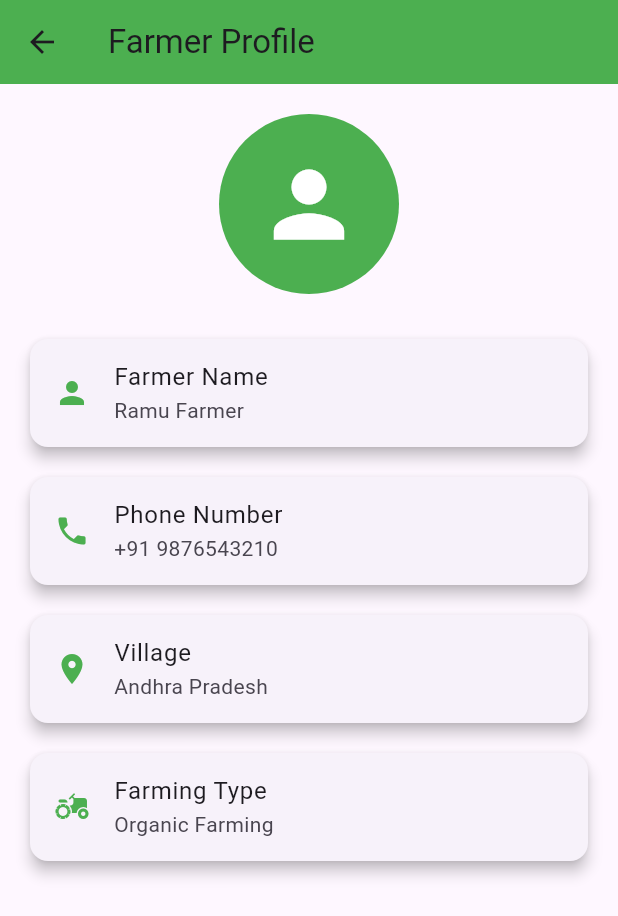
After one commit to Radhakumari718/Krishi-Mitra, a Flutter app: the FarmerDashboard screen opened directly, after a tap on the "person" icon, on a phone screen of 412 x 824 dp. The commit adds this screen. Shown: the top 916 px of the screen. Run offline on Flutter 3.47's test engine with Material 3 defaults, Android fonts, the phone set to English and light mode, and no system bars.

Commit message:
Added profile screen and updated dashboard

```diff
--- a/frontend/lib/screens/farmer_dashboard.dart
+++ b/frontend/lib/screens/farmer_dashboard.dart
@@ -4,6 +4,7 @@ import 'weather_screen.dart';
 import 'marketplace_screen.dart';
 import 'chatbot_screen.dart';
 import 'crop_recommendation_screen.dart';
+import 'profile_screen.dart';
 
 class FarmerDashboard extends StatelessWidget {
   const FarmerDashboard({super.key});
@@ -20,6 +21,24 @@ class FarmerDashboard extends StatelessWidget {
         actions: [
 
           IconButton(
+
+            icon: const Icon(Icons.person),
+
+            onPressed: () {
+
+              Navigator.push(
+                context,
+
+                MaterialPageRoute(
+                  builder: (context) =>
+                      const ProfileScreen(),
+                ),
+              );
+
+            },
+          ),
+
+          IconButton(
             icon: const Icon(Icons.logout),
 
             onPressed: () {
@@ -27,7 +46,8 @@ class FarmerDashboard extends StatelessWidget {
               Navigator.pushReplacement(
                 context,
                 MaterialPageRoute(
-                  builder: (context) => const LoginScreen(),
+                  builder: (context) =>
+                      const LoginScreen(),
                 ),
               );
 
@@ -167,7 +187,10 @@ class FarmerDashboard extends StatelessWidget {
     );
   }
 
-  Widget dashboardCard(IconData icon, String title) {
+  Widget dashboardCard(
+    IconData icon,
+    String title,
+  ) {
 
     return Card(
       elevation: 5,
--- /dev/null
+++ b/frontend/lib/screens/profile_screen.dart
@@ -0,0 +1,89 @@
+import 'package:flutter/material.dart';
+
+class ProfileScreen extends StatelessWidget {
+  const ProfileScreen({super.key});
+
+  @override
+  Widget build(BuildContext context) {
+
+    return Scaffold(
+
+      appBar: AppBar(
+        title: const Text("Farmer Profile"),
+        backgroundColor: Colors.green,
+      ),
+
+      body: Padding(
+        padding: const EdgeInsets.all(20),
+
+        child: Column(
+
+          children: [
+
+            const CircleAvatar(
+              radius: 60,
+              backgroundColor: Colors.green,
+
+              child: Icon(
+                Icons.person,
+                size: 70,
+                color: Colors.white,
+              ),
+            ),
+
+            const SizedBox(height: 30),
+
+            profileTile(
+              Icons.person,
+              "Farmer Name",
+              "Ramu Farmer",
+            ),
+
+            profileTile(
+              Icons.phone,
+              "Phone Number",
+              "+91 9876543210",
+            ),
+
+            profileTile(
+              Icons.location_on,
+              "Village",
+              "Andhra Pradesh",
+            ),
+
+            profileTile(
+              Icons.agriculture,
+              "Farming Type",
+              "Organic Farming",
+            ),
+
+          ],
+        ),
+      ),
+    );
+  }
+
+  Widget profileTile(
+    IconData icon,
+    String title,
+    String value,
+  ) {
+
+    return Card(
+      elevation: 4,
+      margin: const EdgeInsets.only(bottom: 20),
+
+      child: ListTile(
+
+        leading: Icon(
+          icon,
+          color: Colors.green,
+        ),
+
+        title: Text(title),
+
+        subtitle: Text(value),
+      ),
+    );
+  }
+}
```
